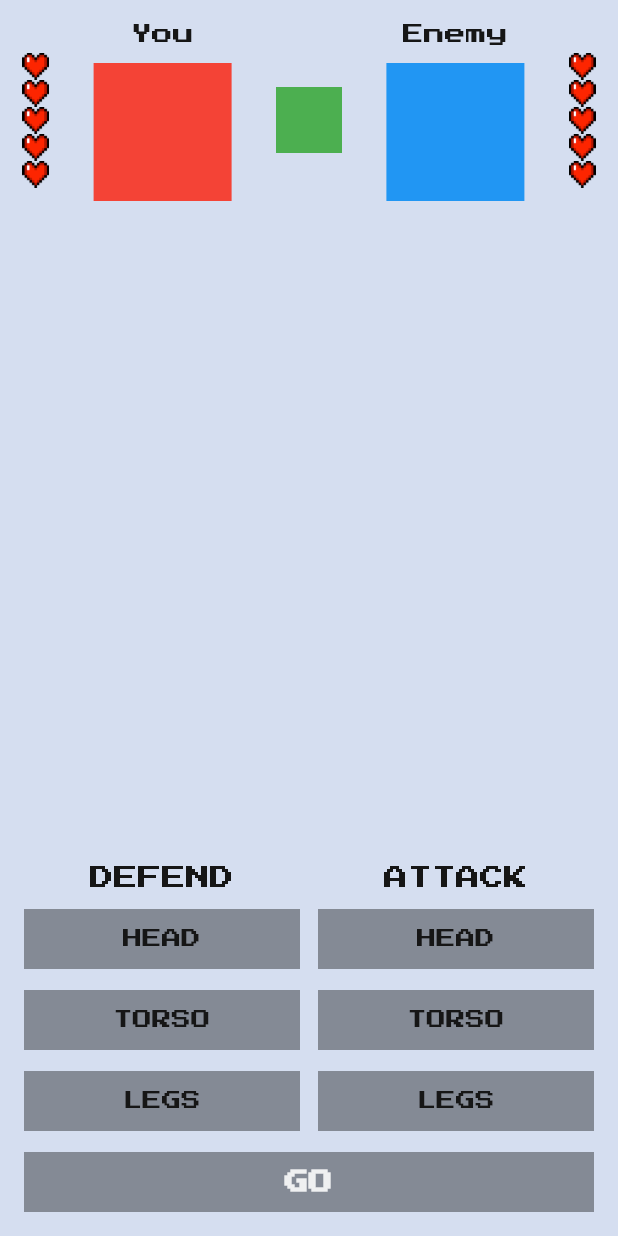
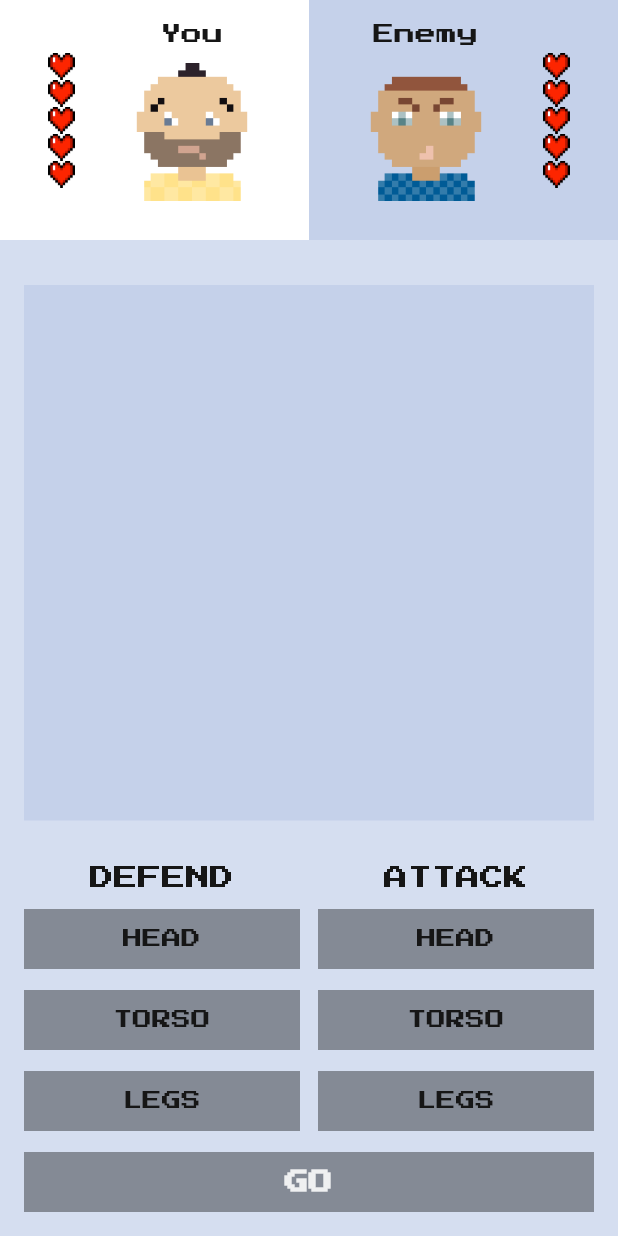
Before and after one commit to devmaslove/flutter_fight_club, a Flutter app: the screen it shows after launch, on a phone screen of 412 x 824 dp. Run offline on Flutter 3.47's test engine with Material 2 defaults, Android fonts, the phone set to English and light mode, and no system bars; our stand-ins replace google_fonts.

Commit message:
Домашка 3.5

```diff
--- a/lib/main.dart
+++ b/lib/main.dart
@@ -3,6 +3,7 @@ import 'dart:math';
 import 'package:flutter/material.dart';
 import 'package:flutter_fight_club/fight_club_colors.dart';
 import 'package:flutter_fight_club/fight_club_icons.dart';
+import 'package:flutter_fight_club/fight_club_images.dart';
 import 'package:google_fonts/google_fonts.dart';
 
 void main() {
@@ -54,7 +55,21 @@ class MyHomePageState extends State<MyHomePage> {
               enemysLives: enemysLives,
               maxLivesCount: maxLives,
             ),
-            Expanded(child: SizedBox()),
+            Expanded(
+              child: Padding(
+                padding: const EdgeInsets.symmetric(
+                  horizontal: 16,
+                  vertical: 30,
+                ),
+                child: ColoredBox(
+                  color: Color.fromRGBO(197, 209, 234, 1),
+                  child: SizedBox(
+                    width: double.infinity,
+                    height: 146,
+                  ),
+                ),
+              ),
+            ),
             ControlsWidget(
               defendingBodyPart: defendingBodyPart,
               selectDefendingBodyPart: _selectDefendingBodyPart,
@@ -182,7 +197,13 @@ class FightersInfo extends StatelessWidget {
     return SizedBox(
       height: 160,
       child: Row(
-        mainAxisAlignment: MainAxisAlignment.spaceAround,
+        crossAxisAlignment: CrossAxisAlignment.stretch,
+        children: [
+          Expanded(
+            child: ColoredBox(
+              color: Colors.white,
+              child: Row(
+                mainAxisAlignment: MainAxisAlignment.spaceEvenly,
                 children: [
                   LivesWidget(
                     overallLivesCount: maxLivesCount,
@@ -199,22 +220,23 @@ class FightersInfo extends StatelessWidget {
                         ),
                       ),
                       const SizedBox(height: 12),
-              ColoredBox(
-                color: Colors.red,
-                child: SizedBox(
+                      Image.asset(
+                        FightClubImages.youAvatar,
                         width: 92,
                         height: 92,
                       ),
+                    ],
                   ),
                 ],
               ),
-          ColoredBox(
-            color: Colors.green,
-            child: SizedBox(
-              width: 44,
-              height: 44,
             ),
           ),
+          Expanded(
+            child: ColoredBox(
+              color: Color.fromRGBO(197, 209, 234, 1),
+              child: Row(
+                mainAxisAlignment: MainAxisAlignment.spaceEvenly,
+                children: [
                   Column(
                     children: [
                       const SizedBox(height: 16),
@@ -226,18 +248,22 @@ class FightersInfo extends StatelessWidget {
                         ),
                       ),
                       const SizedBox(height: 12),
-              ColoredBox(
-                color: Colors.blue,
-                child: SizedBox(
+                      Image.asset(
+                        FightClubImages.enemyAvatar,
                         width: 92,
                         height: 92,
                       ),
-              ),
                     ],
                   ),
+//                  const SizedBox(width: 16),
                   LivesWidget(
                     overallLivesCount: maxLivesCount,
                     currentLivesCount: enemysLives,
+                  ),
+//                  const SizedBox(width: 16),
+                ],
+              ),
+            ),
           ),
         ],
       ),
```
Lines whose indentation alone changed are shown as unchanged.
